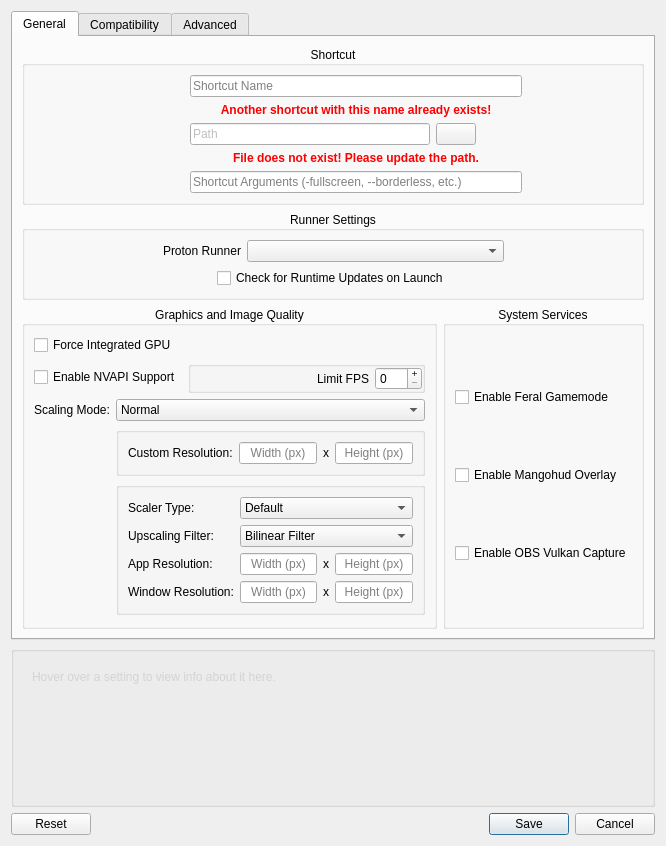
Before: the Qt Designer form src/neroprefixsettings.ui in SeongGino/Nero-umu, drawn with Qt 5.
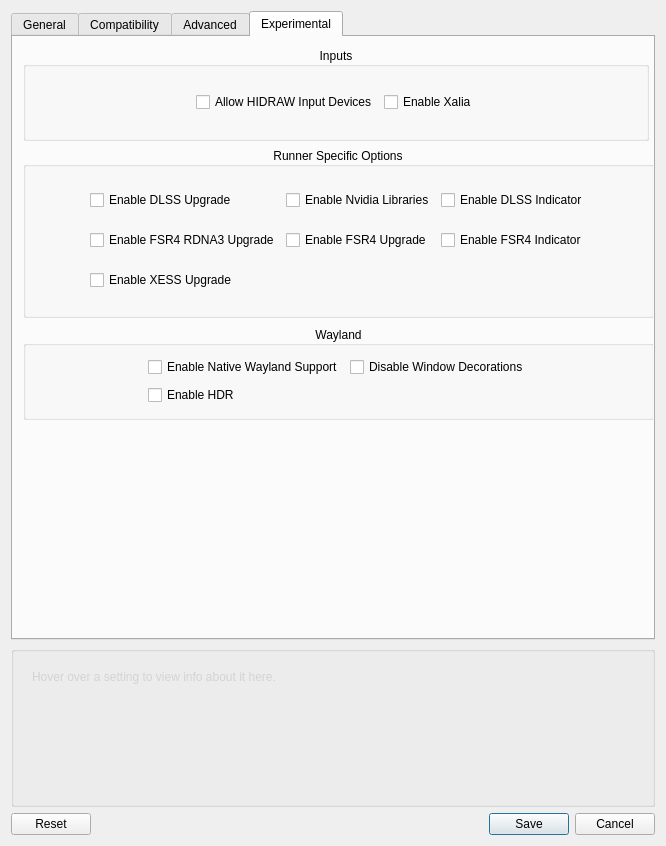
After: the same form once the commit is applied. Icons and pictures are not drawn.

Commit message: create experimental tab

```diff
--- a/src/neroprefixsettings.ui
+++ b/src/neroprefixsettings.ui
@@ -20,7 +20,7 @@
    <item>
     <widget class="QTabWidget" name="tabWidget">
      <property name="currentIndex">
-      <number>0</number>
+      <number>3</number>
      </property>
      <widget class="QWidget" name="generalTab">
       <attribute name="icon">
@@ -1843,6 +1843,323 @@
        </item>
       </layout>
      </widget>
+     <widget class="QWidget" name="experimentalTab">
+      <attribute name="icon">
+       <iconset theme="text-x-log"/>
+      </attribute>
+      <attribute name="title">
+       <string>Experimental</string>
+      </attribute>
+      <widget class="QGroupBox" name="inputGroup">
+       <property name="geometry">
+        <rect>
+         <x>10</x>
+         <y>10</y>
+         <width>626</width>
+         <height>94</height>
+        </rect>
+       </property>
+       <property name="title">
+        <string>Inputs</string>
+       </property>
+       <property name="alignment">
+        <set>Qt::AlignmentFlag::AlignCenter</set>
+       </property>
+       <layout class="QGridLayout" name="gridLayout_11">
+        <item row="0" column="0">
+         <spacer name="horizontalSpacer_19">
+          <property name="orientation">
+           <enum>Qt::Orientation::Horizontal</enum>
+          </property>
+          <property name="sizeHint" stdset="0">
+           <size>
+            <width>40</width>
+            <height>20</height>
+           </size>
+          </property>
+         </spacer>
+        </item>
+        <item row="0" column="3">
+         <spacer name="horizontalSpacer_20">
+          <property name="orientation">
+           <enum>Qt::Orientation::Horizontal</enum>
+          </property>
+          <property name="sizeHint" stdset="0">
+           <size>
+            <width>40</width>
+            <height>20</height>
+           </size>
+          </property>
+         </spacer>
+        </item>
+        <item row="0" column="1">
+         <widget class="QCheckBox" name="toggleHidraw">
+          <property name="whatsThis">
+           <string>&lt;html&gt;&lt;head/&gt;&lt;body&gt;&lt;p&gt;This determines whether or not the runner is allowed to directly interact with connected HID devices or not.&lt;/p&gt;&lt;p&gt;Some applications need this to access things like controller firmware or to individually address some devices. However, this has the side effect of certain controllers, such as the &lt;span style=&quot; font-style:italic;&quot;&gt;Sony DualSense,&lt;/span&gt; overriding the SDL interface and will not be recognized as an Xinput-compatible device.&lt;/p&gt;&lt;p&gt;This should only be enabled for applications that &lt;span style=&quot; font-weight:700;&quot;&gt;do not&lt;/span&gt; function properly without this enabled.&lt;/p&gt;&lt;/body&gt;&lt;/html&gt;</string>
+          </property>
+          <property name="accessibleName">
+           <string>Allow Proton to Access Raw HID Devices</string>
+          </property>
+          <property name="text">
+           <string>Allow HIDRAW Input Devices</string>
+          </property>
+          <property name="isFor" stdset="0">
+           <string>AllowHidraw</string>
+          </property>
+         </widget>
+        </item>
+        <item row="0" column="2">
+         <widget class="QCheckBox" name="toggleXalia">
+          <property name="whatsThis">
+           <string>&lt;html&gt;&lt;head/&gt;&lt;body&gt;&lt;p&gt;Set whether or not to enable Proton's &lt;a href=&quot;https://github.com/madewokherd/xalia&quot;&gt;&lt;span style=&quot; font-style:italic; text-decoration: underline; color:#8ab4f8;&quot;&gt;Xalia&lt;/span&gt;&lt;/a&gt; integration for built-in Gamepad Navigation in normal Windows dialogs.&lt;/p&gt;&lt;p&gt;Xalia allows for selecting options in normal Windows dialog popups or launchers that otherwise doesn't have any integration with controllers. This can be a very useful accessibility feature. However, Xalia has a hard dependency on &lt;span style=&quot; font-weight:700; font-style:italic;&quot;&gt;.NET 4.8&lt;/span&gt; which, by default, relies on Proton's &lt;span style=&quot; font-style:italic;&quot;&gt;Mono&lt;/span&gt; runtime; so if any dotnet Winetricks verb has been installed that is &lt;span style=&quot; font-style:italic;&quot;&gt;not &lt;/span&gt;&lt;span style=&quot; font-family:'Iosevka Extended'; font-weight:700;&quot;&gt;dotnet48&lt;/span&gt;, Proton will spawn error popups any time it's started. The only workaround is to either install &lt;span style=&quot; font-family:'Iosevka Extended'; font-weight:700;&quot;&gt;dotnet48&lt;/span&gt;, or disable Xalia.&lt;/p&gt;&lt;p&gt;If unsure, &lt;span style=&quot; font-weight:700;&quot;&gt;keep disabled&lt;/span&gt; if any &lt;span style=&quot; font-weight:700; font-style:italic;&quot;&gt;.NET&lt;/span&gt; Winetricks verb other than &lt;span style=&quot; font-family:'Iosevka Extended'; font-weight:700;&quot;&gt;dotnet48&lt;/span&gt; has been installed.&lt;/p&gt;&lt;/body&gt;&lt;/html&gt;</string>
+          </property>
+          <property name="accessibleName">
+           <string>Enable Xalia Gamepad Navigation Plugin</string>
+          </property>
+          <property name="text">
+           <string>Enable Xalia</string>
+          </property>
+          <property name="isFor" stdset="0">
+           <string>UseXalia</string>
+          </property>
+         </widget>
+        </item>
+       </layout>
+      </widget>
+      <widget class="QGroupBox" name="runnerSpecificGroup">
+       <property name="geometry">
+        <rect>
+         <x>10</x>
+         <y>110</y>
+         <width>631</width>
+         <height>171</height>
+        </rect>
+       </property>
+       <property name="title">
+        <string>Runner Specific Options</string>
+       </property>
+       <property name="alignment">
+        <set>Qt::AlignmentFlag::AlignCenter</set>
+       </property>
+       <layout class="QGridLayout" name="RunnerSpecificGroup">
+        <item row="0" column="0">
+         <spacer name="horizontalSpacer_21">
+          <property name="orientation">
+           <enum>Qt::Orientation::Horizontal</enum>
+          </property>
+          <property name="sizeHint" stdset="0">
+           <size>
+            <width>40</width>
+            <height>20</height>
+           </size>
+          </property>
+         </spacer>
+        </item>
+        <item row="1" column="1">
+         <widget class="QCheckBox" name="toggleFsr4Rdna3">
+          <property name="text">
+           <string>Enable FSR4 RDNA3 Upgrade</string>
+          </property>
+         </widget>
+        </item>
+        <item row="0" column="5">
+         <spacer name="horizontalSpacer_22">
+          <property name="orientation">
+           <enum>Qt::Orientation::Horizontal</enum>
+          </property>
+          <property name="sizeHint" stdset="0">
+           <size>
+            <width>40</width>
+            <height>20</height>
+           </size>
+          </property>
+         </spacer>
+        </item>
+        <item row="0" column="3">
+         <widget class="QCheckBox" name="toggleDlssIndicator">
+          <property name="whatsThis">
+           <string>Enables a watermark to show when DLSS is active and working. Usable only with CachyOS Proton.</string>
+          </property>
+          <property name="accessibleName">
+           <string>Enable DLSS Indicator</string>
+          </property>
+          <property name="accessibleDescription">
+           <string>Enables a watermark to show when DLSS is active and working. Usable only with CachyOS Proton.</string>
+          </property>
+          <property name="accessibleIdentifier">
+           <string>toggleDlssIndicator</string>
+          </property>
+          <property name="text">
+           <string>Enable DLSS Indicator</string>
+          </property>
+          <property name="isFor" stdset="0">
+           <string>UseDlssIndicator</string>
+          </property>
+         </widget>
+        </item>
+        <item row="1" column="3">
+         <widget class="QCheckBox" name="toggleFsr4Indicator">
+          <property name="text">
+           <string>Enable FSR4 Indicator</string>
+          </property>
+          <property name="isFor" stdset="0">
+           <string>UseFsr4Indicator</string>
+          </property>
+         </widget>
+        </item>
+        <item row="0" column="1">
+         <widget class="QCheckBox" name="toggleDlssUpgrade">
+          <property name="whatsThis">
+           <string>Automatically upgrades DLSS to the latest avaliable version. Requires CachyOS Proton.</string>
+          </property>
+          <property name="accessibleName">
+           <string>Enable Automatic DLSS Upgrade</string>
+          </property>
+          <property name="accessibleDescription">
+           <string>Automatically upgrades DLSS to the latest avaliable version. Requires CachyOS Proton.</string>
+          </property>
+          <property name="accessibleIdentifier">
+           <string>toggleDlssUpgrade</string>
+          </property>
+          <property name="text">
+           <string>Enable DLSS Upgrade</string>
+          </property>
+          <property name="isFor" stdset="0">
+           <string>UseDlssUpgrade</string>
+          </property>
+         </widget>
+        </item>
+        <item row="0" column="2">
+         <widget class="QCheckBox" name="toggleNvidiaLibs">
+          <property name="whatsThis">
+           <string>Enable Nvidia Library support for PhysX &amp; CUDA functionality in games. Requires CachyOS Proton.</string>
+          </property>
+          <property name="accessibleName">
+           <string>Enable Nvidia Libraries</string>
+          </property>
+          <property name="accessibleDescription">
+           <string>Enable Nvidia Library support for PhysX &amp; CUDA functionality in games. Requires CachyOS Proton.</string>
+          </property>
+          <property name="accessibleIdentifier">
+           <string>toggleNvidiaLibs</string>
+          </property>
+          <property name="text">
+           <string>Enable Nvidia Libraries</string>
+          </property>
+          <property name="isFor" stdset="0">
+           <string>UseNvidiaLibraries</string>
+          </property>
+         </widget>
+        </item>
+        <item row="2" column="1">
+         <widget class="QCheckBox" name="toggleXessUpgrade">
+          <property name="text">
+           <string>Enable XESS Upgrade</string>
+          </property>
+          <property name="isFor" stdset="0">
+           <string>UseXessUpgrade</string>
+          </property>
+         </widget>
+        </item>
+        <item row="1" column="2">
+         <widget class="QCheckBox" name="toggleFsr4Upgrade">
+          <property name="text">
+           <string>Enable FSR4 Upgrade</string>
+          </property>
+          <property name="isFor" stdset="0">
+           <string>UseFsr4Upgrade</string>
+          </property>
+         </widget>
+        </item>
+       </layout>
+      </widget>
+      <widget class="QGroupBox" name="waylandGroup">
+       <property name="geometry">
+        <rect>
+         <x>10</x>
+         <y>289</y>
+         <width>631</width>
+         <height>94</height>
+        </rect>
+       </property>
+       <property name="title">
+        <string>Wayland</string>
+       </property>
+       <property name="alignment">
+        <set>Qt::AlignmentFlag::AlignCenter</set>
+       </property>
+       <layout class="QGridLayout" name="gridLayout_13">
+        <item row="0" column="1">
+         <widget class="QCheckBox" name="toggleWayland">
+          <property name="whatsThis">
+           <string>&lt;html&gt;&lt;head/&gt;&lt;body&gt;&lt;p&gt;Set whether or not to force the native Wayland environment &lt;span style=&quot; font-style:italic;&quot;&gt;for supported Proton versions.&lt;/span&gt;&lt;/p&gt;&lt;p&gt;Runners based on &lt;span style=&quot; font-style:italic;&quot;&gt;Proton 10&lt;/span&gt; have added experimental &lt;span style=&quot; font-weight:700;&quot;&gt;native&lt;/span&gt; Wayland support, but will still default to the X11 backend running through XWayland. While enabling this will provide a more cohesive look &amp;amp; feel and potentially provide better performance on a native Wayland desktop, do note that &lt;span style=&quot; font-weight:700;&quot;&gt;there are known issues with mouse focus and native OpenGL/Vulkan applications, &lt;/span&gt;&lt;a href=&quot;https://github.com/GloriousEggroll/proton-ge-custom/releases&quot;&gt;&lt;span style=&quot; text-decoration: underline; color:#8ab4f8;&quot;&gt;as noted by GE.&lt;/span&gt;&lt;/a&gt;&lt;/p&gt;&lt;p&gt;Enabling this will have no effect on X11 desktops.&lt;/p&gt;&lt;/body&gt;&lt;/html&gt;</string>
+          </property>
+          <property name="accessibleName">
+           <string>Use Experimental Native Wayland Support</string>
+          </property>
+          <property name="text">
+           <string>Enable Native Wayland Support</string>
+          </property>
+          <property name="isFor" stdset="0">
+           <string>UseWayland</string>
+          </property>
+         </widget>
+        </item>
+        <item row="1" column="1">
+         <widget class="QCheckBox" name="toggleWaylandHDR">
+          <property name="whatsThis">
+           <string>&lt;html&gt;&lt;head/&gt;&lt;body&gt;&lt;p&gt;When Enabled, the experimental &lt;span style=&quot; font-style:italic;&quot;&gt;Native Wayland Backend&lt;/span&gt; will expose and enable use of your display's HDR capabilities.&lt;/p&gt;&lt;p&gt;Because HDR implicitly relies on Wayland to function (as there is no equivalent support in X11), this will only work with &lt;span style=&quot; font-style:italic;&quot;&gt;Native Wayland Support&lt;/span&gt; enabled and &lt;span style=&quot; font-weight:700;&quot;&gt;only in a Wayland session;&lt;/span&gt; this will not take effect on X11 desktops.&lt;/p&gt;&lt;/body&gt;&lt;/html&gt;</string>
+          </property>
+          <property name="accessibleName">
+           <string>Use HDR With Experimental Wayland Backend</string>
+          </property>
+          <property name="text">
+           <string>Enable HDR</string>
+          </property>
+          <property name="isFor" stdset="0">
+           <string>UseHDR</string>
+          </property>
+         </widget>
+        </item>
+        <item row="0" column="2">
+         <widget class="QCheckBox" name="toggleWindowDecorations">
+          <property name="text">
+           <string>Disable Window Decorations</string>
+          </property>
+          <property name="isFor" stdset="0">
+           <string>UseNoDecorations</string>
+          </property>
+         </widget>
+        </item>
+        <item row="0" column="3">
+         <spacer name="horizontalSpacer_26">
+          <property name="orientation">
+           <enum>Qt::Orientation::Horizontal</enum>
+          </property>
+          <property name="sizeHint" stdset="0">
+           <size>
+            <width>40</width>
+            <height>20</height>
+           </size>
+          </property>
+         </spacer>
+        </item>
+        <item row="0" column="0">
+         <spacer name="horizontalSpacer_25">
+          <property name="orientation">
+           <enum>Qt::Orientation::Horizontal</enum>
+          </property>
+          <property name="sizeHint" stdset="0">
+           <size>
+            <width>40</width>
+            <height>20</height>
+           </size>
+          </property>
+         </spacer>
+        </item>
+       </layout>
+      </widget>
+     </widget>
     </widget>
    </item>
    <item>
```
Left out of the diff: 4 changed lines with no effect on the pictures.
